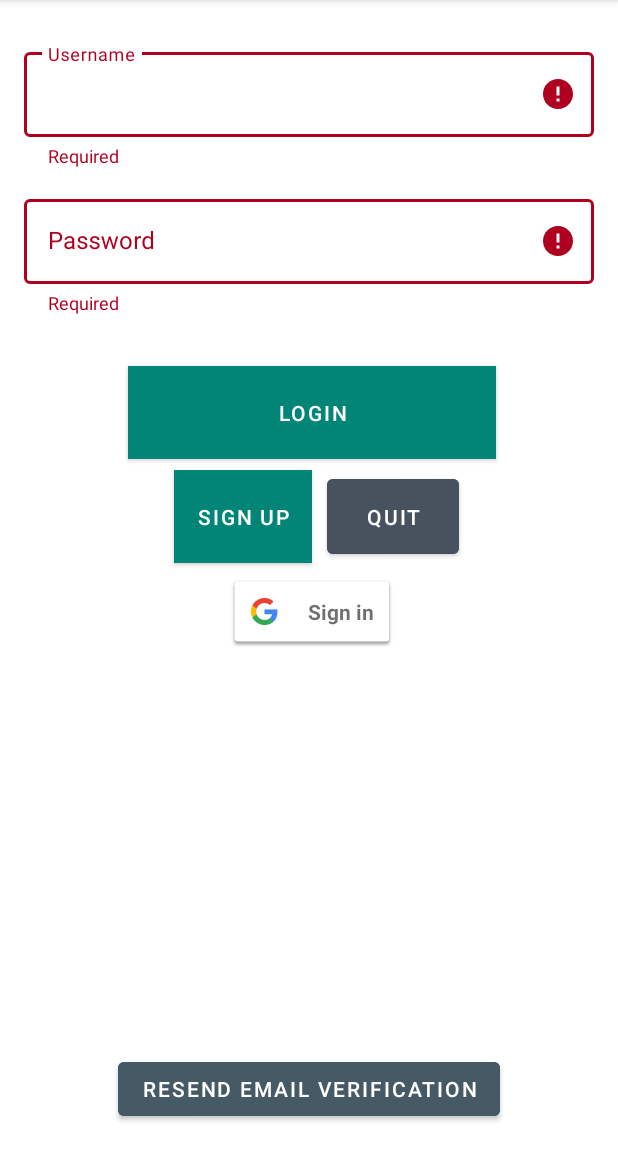
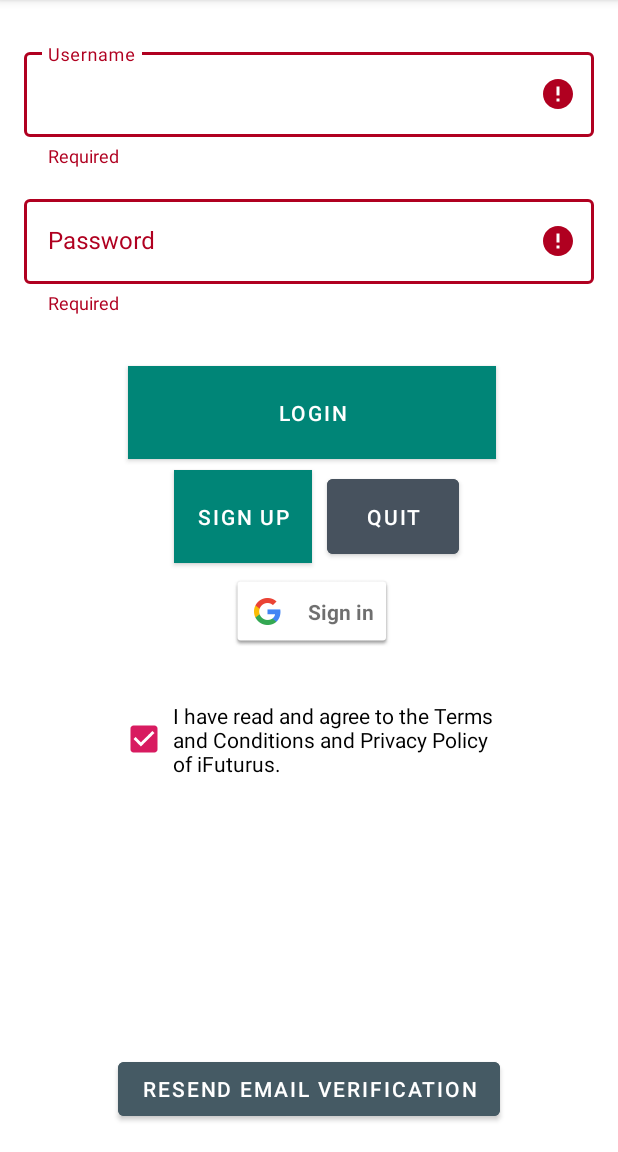
Before and after one commit to Wenz111/iFuturus, an Android app: the screen it shows after launch (LoginActivity), after a tap on "LOGIN", on a phone screen of 412 x 824 dp, the part 84-1236 px from its top. Run offline under Robolectric (Android 15) with nearby library versions, the phone set to English and light mode, and no system bars; our stand-ins replace CircleImageView, Firebase (no records; nobody signed in at launch, a user with empty details on screens opened directly), navigation-ui; 3 other taps on this screen came first.

Commit message:
Added terms and conditions and privacy policy agreement, the user have to agree to the Terms and Conditions and Privacy Policy Agreement before the user are allow to login.

```diff
--- a/app/src/main/java/com/example/ifuturus/LoginActivity.kt
+++ b/app/src/main/java/com/example/ifuturus/LoginActivity.kt
@@ -78,15 +78,19 @@ class LoginActivity : AppCompatActivity(), View.OnClickListener {
         findViewById<View>(R.id.button_sign_up).setOnClickListener(this)
         findViewById<View>(R.id.button_cancel).setOnClickListener(this)
         button_email_verification.setOnClickListener(this)
+        checkBox_login_terms_of_service.setOnClickListener(this)
 
         // Assign Text Input Layout to XML Layout
         mtextInputLayout_Username = findViewById(R.id.textInputLayout_Username)
         mtextInputLayout2_Password = findViewById(R.id.textInputLayout2_Password)
 
         mFirebaseAuth = FirebaseAuth.getInstance()
+
+        // If the Terms and Conditions Checkbox is not Checked
+        acceptTermsAndConditions()
     }
 
-    private fun loginFuntion(){
+    private fun loginFunction(){
         // Check username + password Input
         val email = mUsername_login_input.text.toString()
         val password = mPassword_login_input.text.toString()
@@ -158,7 +162,7 @@ class LoginActivity : AppCompatActivity(), View.OnClickListener {
                         // the user can try login again
                         // Show Toast and display the countdown timer
                         // Get Current Time
-                        val sdf = SimpleDateFormat("hh:mm:ss a")
+                        val sdf = SimpleDateFormat("dd/M/yyyy hh:mm:ss a")
                         val currentTime = sdf.format(Date())
 
                         val accessTime = Calendar.getInstance()
@@ -178,7 +182,7 @@ class LoginActivity : AppCompatActivity(), View.OnClickListener {
                         val accessTimeLimitRemaining = loginTimeLimitPreference.getTimeLimit()
 
                         if (accessTimeLimitRemaining > currentTime) {
-                            Toast.makeText(this@LoginActivity, "Please wait until " + accessTimeLimitRemaining + " before \nyou are able to retry and login again...",
+                            Toast.makeText(this@LoginActivity, "Please wait until " + accessTimeLimitRemaining + " before you are able to retry and login again...",
                                 Toast.LENGTH_LONG).show()
                         } else {
                             loginTimeLimitPreference.setTimeLimit("")
@@ -332,6 +336,18 @@ class LoginActivity : AppCompatActivity(), View.OnClickListener {
             })
     }
 
+    // Accept the Terms and Conditions of iFuturus
+    private fun acceptTermsAndConditions() {
+        if (checkBox_login_terms_of_service.isChecked) {
+            button_login.isEnabled = true
+            btnGoogleSignIn.isEnabled = true
+        } else {
+            button_login.isEnabled = false
+            btnGoogleSignIn.isEnabled = false
+            Toast.makeText(this, "Please read and agree to the Terms \n and Conditions and Privacy Policy \n before you are allow to login.", Toast.LENGTH_LONG).show()
+        }
+    }
+
     override fun onClick(v: View) {
         val i = v.id
         when (i) {
@@ -343,11 +359,14 @@ class LoginActivity : AppCompatActivity(), View.OnClickListener {
                 sendEmailVerification()
             }
             R.id.button_login -> {
-                loginFuntion()
+                loginFunction()
             }
             R.id.button_sign_up -> {
                 val intent = Intent(this, RegisterActivity::class.java)
                 startActivity(intent)
+            }
+            R.id.checkBox_login_terms_of_service -> {
+                acceptTermsAndConditions()
             }
             R.id.button_cancel -> {
                 // Perform Cancel Intent
--- a/app/src/main/res/layout/activity_login.xml
+++ b/app/src/main/res/layout/activity_login.xml
@@ -142,4 +142,14 @@
         app:layout_constraintEnd_toEndOf="parent"
         app:layout_constraintStart_toStartOf="parent" />
 
+    <CheckBox
+        android:id="@+id/checkBox_login_terms_of_service"
+        android:layout_width="wrap_content"
+        android:layout_height="wrap_content"
+        android:layout_marginTop="36dp"
+        android:text=" I have read and agree to the Terms \n and Conditions and Privacy Policy \n of iFuturus."
+        app:layout_constraintEnd_toEndOf="parent"
+        app:layout_constraintStart_toStartOf="parent"
+        app:layout_constraintTop_toBottomOf="@+id/btnGoogleSignIn" />
+
 </androidx.constraintlayout.widget.ConstraintLayout>
```
